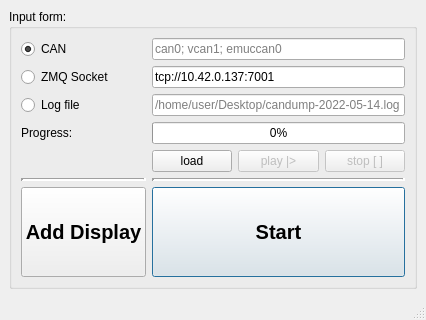
Old version of the form mainwindow.ui in the repository anatoltrush/RadarVisual.
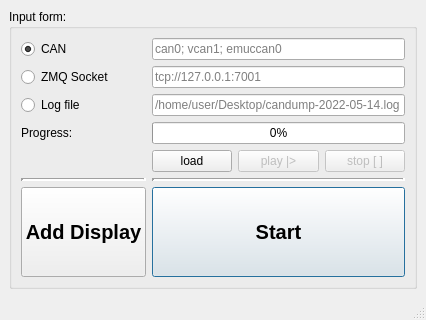
New version of the form. Icons and pictures are not drawn.

Patch:
```diff
--- a/mainwindow.ui
+++ b/mainwindow.ui
@@ -149,7 +149,7 @@
          <item row="1" column="1">
           <widget class="QLineEdit" name="lEInpZMQ">
            <property name="text">
-            <string>tcp://10.42.0.137:7001</string>
+            <string/>
            </property>
            <property name="placeholderText">
             <string>tcp://127.0.0.1:7001</string>
```
